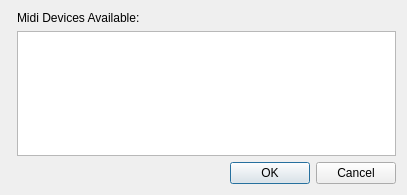
Alzy/obs-midi, file forms/settings-dialog.ui: the form before one commit.
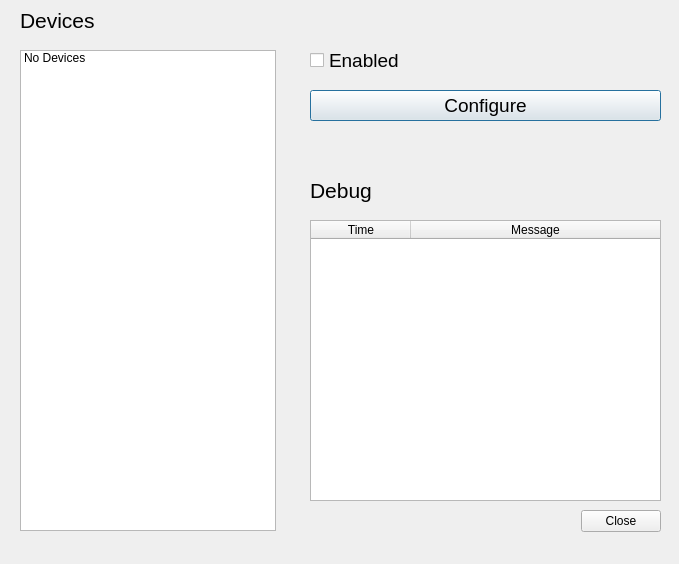
The form after the commit.

Commit message: refactored and cleaned settings dialogs

Patch:
```diff
--- a/forms/settings-dialog.ui
+++ b/forms/settings-dialog.ui
@@ -6,51 +6,163 @@
    <rect>
     <x>0</x>
     <y>0</y>
-    <width>407</width>
-    <height>195</height>
+    <width>679</width>
+    <height>564</height>
    </rect>
   </property>
-  <property name="sizePolicy">
-   <sizepolicy hsizetype="Preferred" vsizetype="Fixed">
-    <horstretch>0</horstretch>
-    <verstretch>0</verstretch>
-   </sizepolicy>
-  </property>
   <property name="windowTitle">
    <string>OBSMIDI.Settings.DialogTitle</string>
   </property>
-  <property name="sizeGripEnabled">
-   <bool>false</bool>
-  </property>
-  <layout class="QVBoxLayout" name="verticalLayout">
-   <property name="sizeConstraint">
-    <enum>QLayout::SetDefaultConstraint</enum>
+  <widget class="QLabel" name="lbl_debug">
+   <property name="geometry">
+    <rect>
+     <x>310</x>
+     <y>170</y>
+     <width>351</width>
+     <height>41</height>
+    </rect>
    </property>
+   <property name="font">
+    <font>
+     <pointsize>16</pointsize>
+    </font>
+   </property>
+   <property name="text">
+    <string>Debug</string>
+   </property>
+   <property name="alignment">
+    <set>Qt::AlignLeading|Qt::AlignLeft|Qt::AlignVCenter</set>
+   </property>
+  </widget>
+  <widget class="QListWidget" name="list_midi_dev">
+   <property name="geometry">
+    <rect>
+     <x>20</x>
+     <y>50</y>
+     <width>256</width>
+     <height>481</height>
+    </rect>
+   </property>
    <item>
-    <layout class="QFormLayout" name="formLayout">
-     <item row="0" column="1">
-      <widget class="QLabel" name="lbl_midi_dev">
-       <property name="text">
-        <string>Midi Devices Available:</string>
-       </property>
-      </widget>
-     </item>
-     <item row="1" column="1">
-      <widget class="QListWidget" name="list_midi_dev"/>
-     </item>
-    </layout>
+    <property name="text">
+     <string>No Devices</string>
+    </property>
    </item>
-   <item>
-    <widget class="QDialogButtonBox" name="buttonBox">
-     <property name="orientation">
-      <enum>Qt::Horizontal</enum>
-     </property>
-     <property name="standardButtons">
-      <set>QDialogButtonBox::Cancel|QDialogButtonBox::Ok</set>
-     </property>
-    </widget>
-   </item>
-  </layout>
+  </widget>
+  <widget class="QTableWidget" name="tbl_debug">
+   <property name="geometry">
+    <rect>
+     <x>310</x>
+     <y>220</y>
+     <width>351</width>
+     <height>281</height>
+    </rect>
+   </property>
+   <attribute name="horizontalHeaderStretchLastSection">
+    <bool>true</bool>
+   </attribute>
+   <attribute name="verticalHeaderCascadingSectionResizes">
+    <bool>false</bool>
+   </attribute>
+   <attribute name="verticalHeaderShowSortIndicator" stdset="0">
+    <bool>false</bool>
+   </attribute>
+   <attribute name="verticalHeaderStretchLastSection">
+    <bool>false</bool>
+   </attribute>
+   <column>
+    <property name="text">
+     <string>Time</string>
+    </property>
+   </column>
+   <column>
+    <property name="text">
+     <string>Message</string>
+    </property>
+   </column>
+  </widget>
+  <widget class="QCheckBox" name="check_enabled">
+   <property name="geometry">
+    <rect>
+     <x>310</x>
+     <y>50</y>
+     <width>121</width>
+     <height>20</height>
+    </rect>
+   </property>
+   <property name="font">
+    <font>
+     <pointsize>14</pointsize>
+    </font>
+   </property>
+   <property name="text">
+    <string>Enabled</string>
+   </property>
+  </widget>
+  <widget class="QPushButton" name="btn_configure">
+   <property name="enabled">
+    <bool>true</bool>
+   </property>
+   <property name="geometry">
+    <rect>
+     <x>310</x>
+     <y>90</y>
+     <width>351</width>
+     <height>31</height>
+    </rect>
+   </property>
+   <property name="font">
+    <font>
+     <pointsize>14</pointsize>
+    </font>
+   </property>
+   <property name="autoFillBackground">
+    <bool>false</bool>
+   </property>
+   <property name="text">
+    <string>Configure</string>
+   </property>
+   <property name="flat">
+    <bool>false</bool>
+   </property>
+  </widget>
+  <widget class="QLabel" name="lbl_midi_dev">
+   <property name="geometry">
+    <rect>
+     <x>20</x>
+     <y>0</y>
+     <width>251</width>
+     <height>41</height>
+    </rect>
+   </property>
+   <property name="font">
+    <font>
+     <pointsize>16</pointsize>
+    </font>
+   </property>
+   <property name="text">
+    <string>Devices</string>
+   </property>
+   <property name="alignment">
+    <set>Qt::AlignLeading|Qt::AlignLeft|Qt::AlignVCenter</set>
+   </property>
+  </widget>
+  <widget class="QDialogButtonBox" name="buttonBox">
+   <property name="geometry">
+    <rect>
+     <x>310</x>
+     <y>510</y>
+     <width>351</width>
+     <height>23</height>
+    </rect>
+   </property>
+   <property name="orientation">
+    <enum>Qt::Horizontal</enum>
+   </property>
+   <property name="standardButtons">
+    <set>QDialogButtonBox::Close</set>
+   </property>
+  </widget>
  </widget>
  <resources/>
  <connections>
```
Left out of the diff: 38 changed lines with no effect on the pictures. The commit also changes 6 other files.
